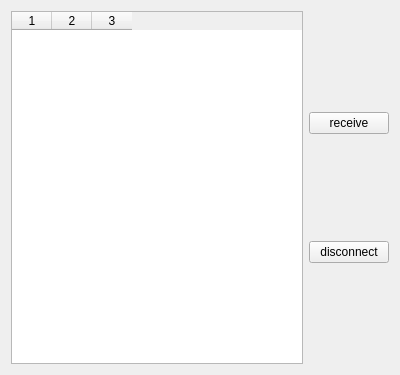
Above: receive_tab.ui from pupilplay/file-transfer before the change. Below: the same form after it.
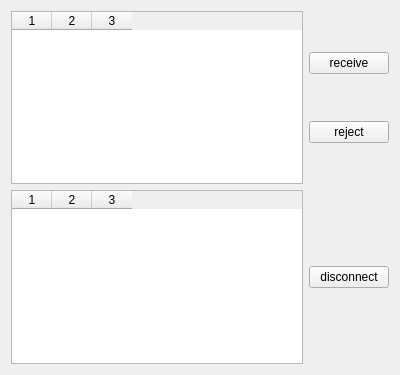
That is the form after the change.

```diff
--- a/receive_tab.ui
+++ b/receive_tab.ui
@@ -13,6 +13,8 @@
   <property name="windowTitle">
    <string>Form</string>
   </property>
+  <layout class="QVBoxLayout" name="verticalLayout_2">
+   <item>
   <layout class="QHBoxLayout" name="horizontalLayout">
    <item>
     <widget class="QTableWidget" name="clients_list">
@@ -55,6 +57,53 @@
        <property name="text">
         <string>receive</string>
        </property>
+        </widget>
+       </item>
+       <item>
+        <widget class="QPushButton" name="reject_btn">
+         <property name="text">
+          <string>reject</string>
+         </property>
+        </widget>
+       </item>
+      </layout>
+     </item>
+    </layout>
+   </item>
+   <item>
+    <layout class="QHBoxLayout" name="horizontalLayout_2">
+     <item>
+      <widget class="QTableWidget" name="transfer_list">
+       <property name="dragDropOverwriteMode">
+        <bool>false</bool>
+       </property>
+       <property name="selectionMode">
+        <enum>QAbstractItemView::SingleSelection</enum>
+       </property>
+       <property name="selectionBehavior">
+        <enum>QAbstractItemView::SelectRows</enum>
+       </property>
+       <property name="columnCount">
+        <number>3</number>
+       </property>
+       <attribute name="horizontalHeaderCascadingSectionResizes">
+        <bool>false</bool>
+       </attribute>
+       <attribute name="horizontalHeaderMinimumSectionSize">
+        <number>40</number>
+       </attribute>
+       <attribute name="horizontalHeaderDefaultSectionSize">
+        <number>40</number>
+       </attribute>
+       <attribute name="verticalHeaderVisible">
+        <bool>false</bool>
+       </attribute>
+       <attribute name="verticalHeaderHighlightSections">
+        <bool>false</bool>
+       </attribute>
+       <column/>
+       <column/>
+       <column/>
       </widget>
      </item>
      <item>
```
Lines whose indentation alone changed are shown as unchanged.
